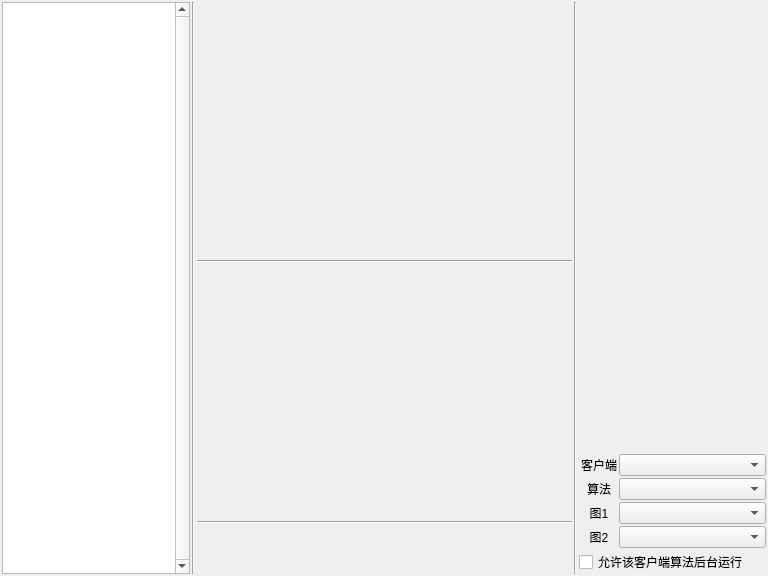
The window that src/gui/window.ui (KurisuNya/bearing-fault-detection) describes before a commit, drawn with Qt 5.
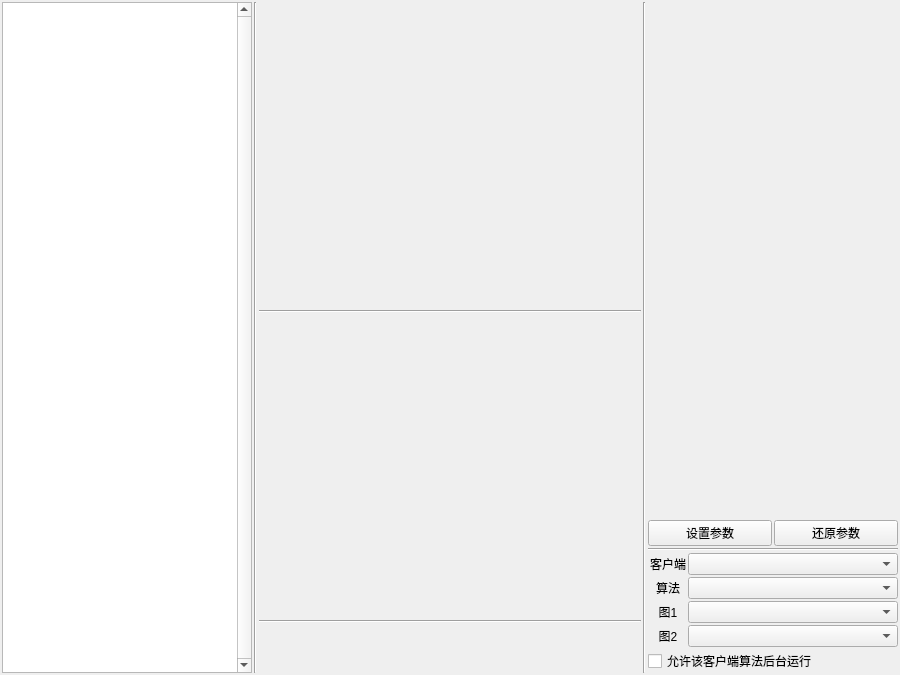
The same window after the commit.

The edit to the form file:
```diff
--- a/src/gui/window.ui
+++ b/src/gui/window.ui
@@ -6,14 +6,14 @@
    <rect>
     <x>0</x>
     <y>0</y>
-    <width>768</width>
-    <height>576</height>
+    <width>900</width>
+    <height>675</height>
    </rect>
   </property>
   <property name="minimumSize">
    <size>
-    <width>640</width>
-    <height>480</height>
+    <width>900</width>
+    <height>675</height>
    </size>
   </property>
   <property name="windowTitle">
@@ -29,10 +29,16 @@
    <enum>Qt::ToolButtonIconOnly</enum>
   </property>
   <widget class="QWidget" name="centralwidget">
-   <layout class="QHBoxLayout" name="mainHorizontalLayout" stretch="1,0,2,0,1">
+   <property name="autoFillBackground">
+    <bool>false</bool>
+   </property>
+   <layout class="QHBoxLayout" name="mainHorizontalLayout" stretch="1,0,100,0,1">
     <property name="spacing">
      <number>2</number>
     </property>
+    <property name="sizeConstraint">
+     <enum>QLayout::SetDefaultConstraint</enum>
+    </property>
     <property name="leftMargin">
      <number>2</number>
     </property>
@@ -55,6 +61,18 @@
         <property name="enabled">
          <bool>true</bool>
         </property>
+        <property name="sizePolicy">
+         <sizepolicy hsizetype="Fixed" vsizetype="Expanding">
+          <horstretch>0</horstretch>
+          <verstretch>0</verstretch>
+         </sizepolicy>
+        </property>
+        <property name="minimumSize">
+         <size>
+          <width>250</width>
+          <height>0</height>
+         </size>
+        </property>
         <property name="maximumSize">
          <size>
           <width>250</width>
@@ -89,10 +107,16 @@
       <property name="spacing">
        <number>0</number>
       </property>
+      <property name="sizeConstraint">
+       <enum>QLayout::SetDefaultConstraint</enum>
+      </property>
       <item>
-       <widget class="QLabel" name="aboveFigureLabel">
-        <property name="text">
-         <string/>
+       <widget class="QWidget" name="aboveFigure" native="true">
+        <property name="sizePolicy">
+         <sizepolicy hsizetype="Preferred" vsizetype="Preferred">
+          <horstretch>0</horstretch>
+          <verstretch>0</verstretch>
+         </sizepolicy>
         </property>
        </widget>
       </item>
@@ -104,11 +128,7 @@
        </widget>
       </item>
       <item>
-       <widget class="QLabel" name="belowFigureLabel">
-        <property name="text">
-         <string/>
-        </property>
-       </widget>
+       <widget class="QWidget" name="belowFigure" native="true"/>
       </item>
       <item>
        <widget class="Line" name="line_2">
@@ -119,6 +139,12 @@
       </item>
       <item>
        <widget class="QLabel" name="resultLabel">
+        <property name="sizePolicy">
+         <sizepolicy hsizetype="Preferred" vsizetype="Preferred">
+          <horstretch>0</horstretch>
+          <verstretch>0</verstretch>
+         </sizepolicy>
+        </property>
         <property name="maximumSize">
          <size>
           <width>16777215</width>
@@ -166,6 +192,31 @@
         </property>
        </spacer>
       </item>
+      <item>
+       <layout class="QHBoxLayout" name="horizontalLayout">
+        <item>
+         <widget class="QPushButton" name="setParamButton">
+          <property name="text">
+           <string>设置参数</string>
+          </property>
+         </widget>
+        </item>
+        <item>
+         <widget class="QPushButton" name="resetParamButton">
+          <property name="text">
+           <string>还原参数</string>
+          </property>
+         </widget>
+        </item>
+       </layout>
+      </item>
+      <item>
+       <widget class="Line" name="line_5">
+        <property name="orientation">
+         <enum>Qt::Horizontal</enum>
+        </property>
+       </widget>
+      </item>
       <item>
        <layout class="QGridLayout" name="gridLayout" columnstretch="1,3">
         <property name="sizeConstraint">
@@ -239,6 +290,24 @@
       </item>
       <item>
        <widget class="QCheckBox" name="backendCheckBox">
+        <property name="sizePolicy">
+         <sizepolicy hsizetype="Fixed" vsizetype="Fixed">
+          <horstretch>0</horstretch>
+          <verstretch>0</verstretch>
+         </sizepolicy>
+        </property>
+        <property name="minimumSize">
+         <size>
+          <width>250</width>
+          <height>0</height>
+         </size>
+        </property>
+        <property name="maximumSize">
+         <size>
+          <width>250</width>
+          <height>16777215</height>
+         </size>
+        </property>
         <property name="text">
          <string>允许该客户端算法后台运行</string>
         </property>
```
